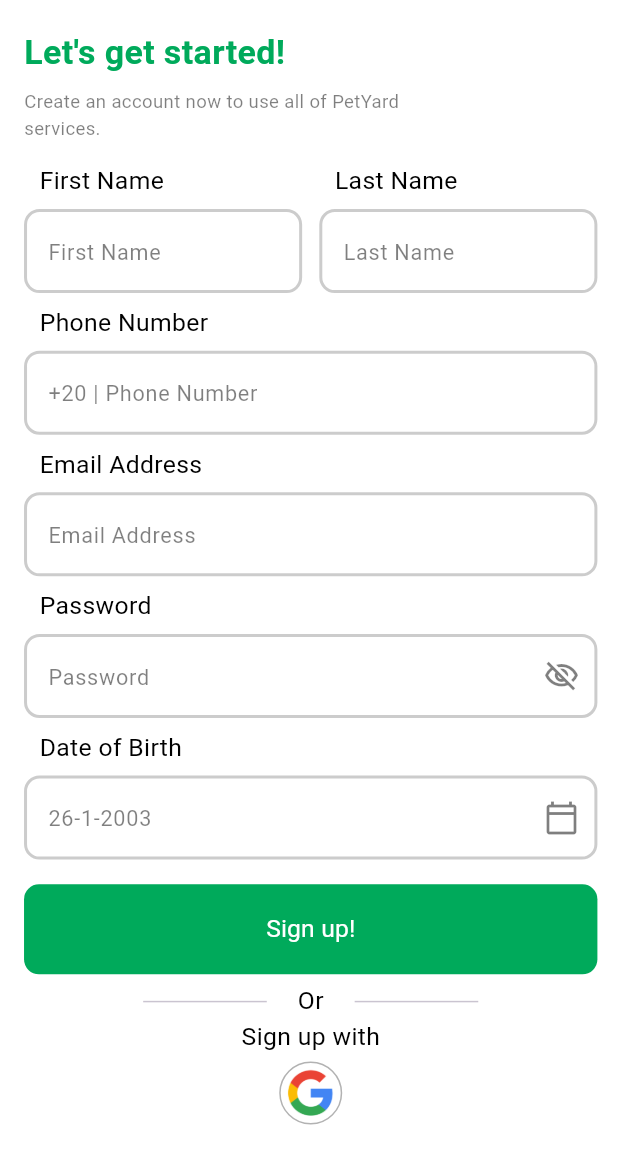
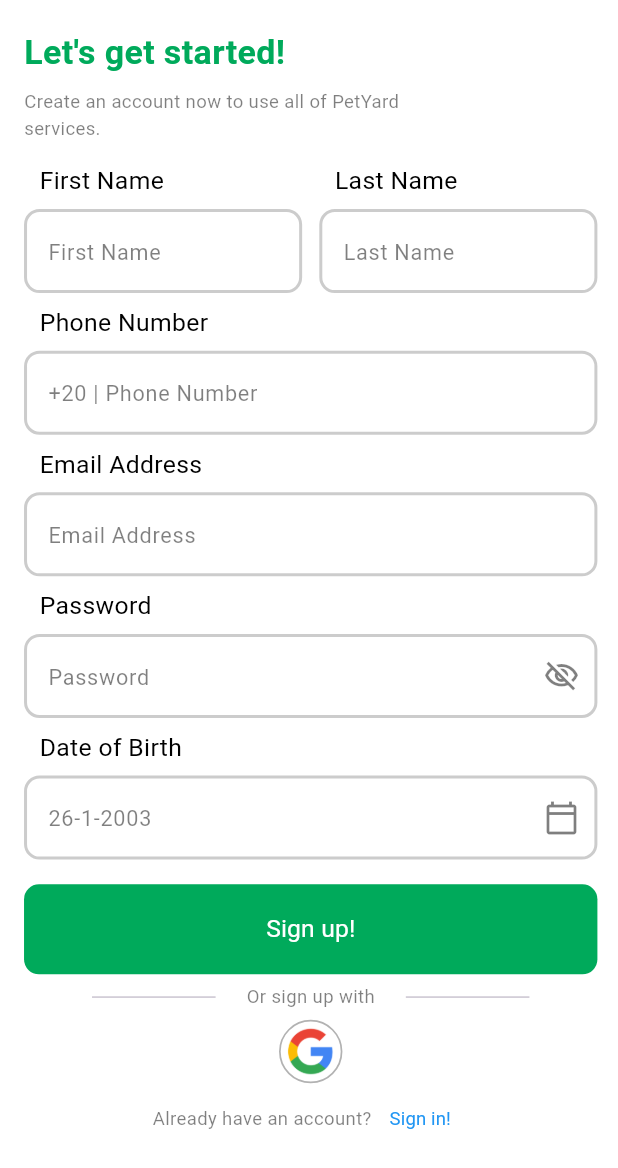
Before and after one commit to Loaiosama/PetYard, a Flutter app: the SignUpScreen screen opened by its route, on a phone screen of 412 x 824 dp. Shown: the top 1168 px of the screen. Run offline on Flutter 3.47's test engine with Material 3 defaults, Android fonts, the phone set to English and light mode, and no system bars; our stand-ins replace animated_splash_screen, flutter_screenutil, go_router.

Commit message:
add sign in in routing and made change in sign up

```diff
--- a/petowner_frontend/lib/core/utils/routing/app_router.dart
+++ b/petowner_frontend/lib/core/utils/routing/app_router.dart
@@ -2,6 +2,7 @@ import 'package:flutter/material.dart';
 import 'package:go_router/go_router.dart';
 import 'package:petowner_frontend/core/utils/routing/routes.dart';
 import 'package:petowner_frontend/features/onboarding/presentation/onboarding_screen.dart';
+import 'package:petowner_frontend/features/registration/signin/presentation/signin.dart';
 import 'package:petowner_frontend/features/registration/signup/presentation/signup.dart';
 import 'package:petowner_frontend/features/splash/splash_view.dart';
 
@@ -42,6 +43,12 @@ abstract class AppRouter {
         // },
       ),
       GoRoute(
+        path: Routes.kSigninScreen,
+        builder: (BuildContext context, GoRouterState state) {
+          return const SignInScreen();
+        },
+      ),
+      GoRoute(
         path: Routes.kOnBoardingScreen,
         builder: (BuildContext context, GoRouterState state) {
           return const OnBoardingScreen();
--- a/petowner_frontend/lib/core/utils/routing/routes.dart
+++ b/petowner_frontend/lib/core/utils/routing/routes.dart
@@ -2,4 +2,5 @@ class Routes {
   static const String kSplashScreen = '/';
   static const String kOnBoardingScreen = '/onBoarding';
   static const String kSignupScreen = '/signUp';
+  static const String kSigninScreen = '/signIn';
 }
--- a/petowner_frontend/lib/features/registration/signup/presentation/widgets/alternative_signup_option.dart
+++ b/petowner_frontend/lib/features/registration/signup/presentation/widgets/alternative_signup_option.dart
@@ -1,5 +1,8 @@
 import 'package:flutter/material.dart';
+import 'package:flutter_screenutil/flutter_screenutil.dart';
+import 'package:go_router/go_router.dart';
 import 'package:petowner_frontend/core/constants/constants.dart';
+import 'package:petowner_frontend/core/utils/routing/routes.dart';
 import 'package:petowner_frontend/core/utils/theming/styles.dart';
 
 class ALternativeSignupOptionColumn extends StatelessWidget {
@@ -20,8 +23,8 @@ class ALternativeSignupOptionColumn extends StatelessWidget {
               padding: EdgeInsets.symmetric(
                   horizontal: MediaQuery.of(context).size.width * 0.05),
               child: Text(
-                'Or',
-                style: Styles.styles16,
+                'Or sign up with',
+                style: Styles.styles12,
               ),
             ),
             SizedBox(
@@ -33,18 +36,18 @@ class ALternativeSignupOptionColumn extends StatelessWidget {
         Center(
           child: Column(
             children: [
-              Text(
-                'Sign up with',
-                style: Styles.styles16,
-              ),
-              const SizedBox(height: 4),
+              // Text(
+              //   'Sign up with',
+              //   style: Styles.styles16,
+              // ),
+              SizedBox(height: 6.h),
               GestureDetector(
                 onTap: () {},
                 child: Container(
                   decoration: BoxDecoration(
                     shape: BoxShape.circle,
                     border: Border.all(
-                        color: Colors.black.withOpacity(0.3), width: 1),
+                        color: Colors.black.withOpacity(0.3), width: 1.w),
                   ),
                   child: CircleAvatar(
                     backgroundColor: Colors.transparent,
@@ -56,6 +59,25 @@ class ALternativeSignupOptionColumn extends StatelessWidget {
             ],
           ),
         ),
+        Row(
+          mainAxisAlignment: MainAxisAlignment.center,
+          children: [
+            Text(
+              'Already have an account?',
+              style: Styles.styles12,
+            ),
+            TextButton(
+                onPressed: () {
+                  GoRouter.of(context).push(Routes.kSigninScreen);
+                },
+                child: Text(
+                  'Sign in!',
+                  style: Styles.styles12.copyWith(
+                    color: Colors.blue,
+                  ),
+                )),
+          ],
+        )
       ],
     );
   }
--- a/petowner_frontend/lib/main.dart
+++ b/petowner_frontend/lib/main.dart
@@ -1,5 +1,4 @@
 import 'package:flutter/material.dart';
-// import 'package:petowner_frontend/core/widgets/test.dart';
 import 'pet_yard.dart';
 
 void main() {
```
Also changed, not shown: petowner_frontend/lib/features/registration/signin/presentation/signin.dart (added, +15 -0 lines).
